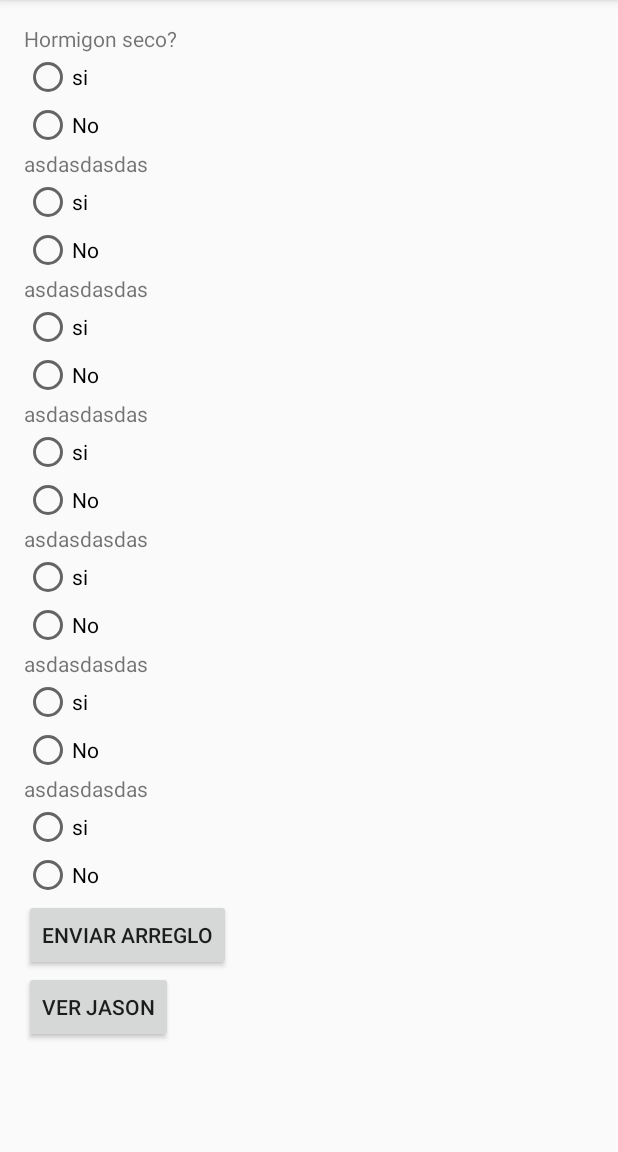
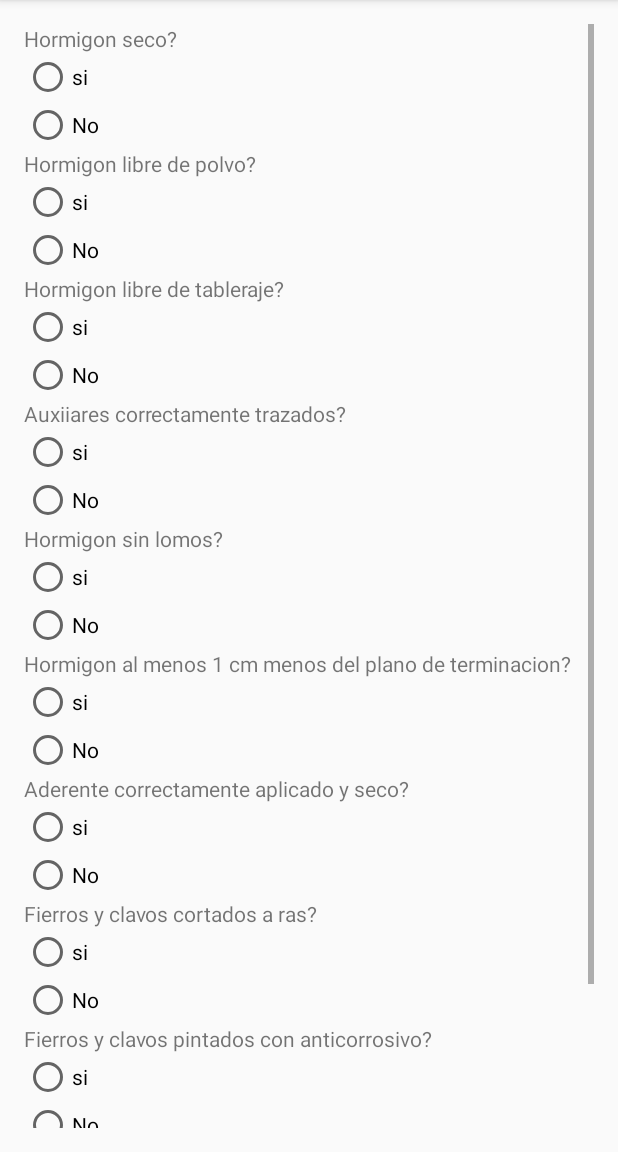
Before and after one commit to floresmatias/MyApplication3, an Android app: the Formulario screen opened directly, with no data from a screen before it, on a phone screen of 412 x 824 dp, the part 84-1236 px from its top. Run offline under Robolectric (Android 15) with nearby library versions, the phone set to English and light mode, and no system bars.

Commit message:
nueve preguntas

```diff
--- a/app/src/main/res/layout/formulario.xml
+++ b/app/src/main/res/layout/formulario.xml
@@ -51,7 +51,7 @@
             <TextView
                 android:layout_width="wrap_content"
                 android:layout_height="wrap_content"
-                android:text="asdasdasdas"/>
+                android:text="Hormigon libre de polvo?"/>
             <RadioGroup
                 android:layout_width="match_parent"
                 android:layout_height="wrap_content"
@@ -72,7 +72,7 @@
             <TextView
                 android:layout_width="wrap_content"
                 android:layout_height="wrap_content"
-                android:text="asdasdasdas"/>
+                android:text="Hormigon libre de tableraje?"/>
             <RadioGroup
                 android:layout_width="match_parent"
                 android:layout_height="wrap_content"
@@ -93,7 +93,7 @@
             <TextView
                 android:layout_width="wrap_content"
                 android:layout_height="wrap_content"
-                android:text="asdasdasdas"/>
+                android:text="Auxiiares correctamente trazados?"/>
             <RadioGroup
                 android:layout_width="match_parent"
                 android:layout_height="wrap_content"
@@ -114,7 +114,7 @@
             <TextView
                 android:layout_width="wrap_content"
                 android:layout_height="wrap_content"
-                android:text="asdasdasdas"/>
+                android:text="Hormigon sin lomos?"/>
             <RadioGroup
                 android:layout_width="match_parent"
                 android:layout_height="wrap_content"
@@ -135,7 +135,7 @@
             <TextView
                 android:layout_width="wrap_content"
                 android:layout_height="wrap_content"
-                android:text="asdasdasdas"/>
+                android:text="Hormigon al menos 1 cm menos del plano de terminacion?"/>
             <RadioGroup
                 android:layout_width="match_parent"
                 android:layout_height="wrap_content"
@@ -158,7 +158,7 @@
             <TextView
                 android:layout_width="wrap_content"
                 android:layout_height="wrap_content"
-                android:text="asdasdasdas"/>
+                android:text="Aderente correctamente aplicado y seco?"/>
             <RadioGroup
                 android:layout_width="match_parent"
                 android:layout_height="wrap_content"
@@ -173,6 +173,47 @@
                     android:layout_height="wrap_content"
                     android:text="No"
                     android:id="@+id/radio14"/>
+            </RadioGroup>
+            Pregunta 8
+
+            <TextView
+                android:layout_width="wrap_content"
+                android:layout_height="wrap_content"
+                android:text="Fierros y clavos cortados a ras?"/>
+            <RadioGroup
+                android:layout_width="match_parent"
+                android:layout_height="wrap_content"
+                android:id="@+id/group8">
+                <RadioButton
+                    android:layout_width="wrap_content"
+                    android:layout_height="wrap_content"
+                    android:text="si"
+                    android:id="@+id/radio15"/>
+                <RadioButton
+                    android:layout_width="wrap_content"
+                    android:layout_height="wrap_content"
+                    android:text="No"
+                    android:id="@+id/radio16"/>
+            </RadioGroup>
+            Pregunta 9
+            <TextView
+                android:layout_width="wrap_content"
+                android:layout_height="wrap_content"
+                android:text="Fierros y clavos pintados con anticorrosivo?"/>
+            <RadioGroup
+                android:layout_width="match_parent"
+                android:layout_height="wrap_content"
+                android:id="@+id/group9">
+                <RadioButton
+                    android:layout_width="wrap_content"
+                    android:layout_height="wrap_content"
+                    android:text="si"
+                    android:id="@+id/radio17"/>
+                <RadioButton
+                    android:layout_width="wrap_content"
+                    android:layout_height="wrap_content"
+                    android:text="No"
+                    android:id="@+id/radio18"/>
             </RadioGroup>
 
             <Button
```
